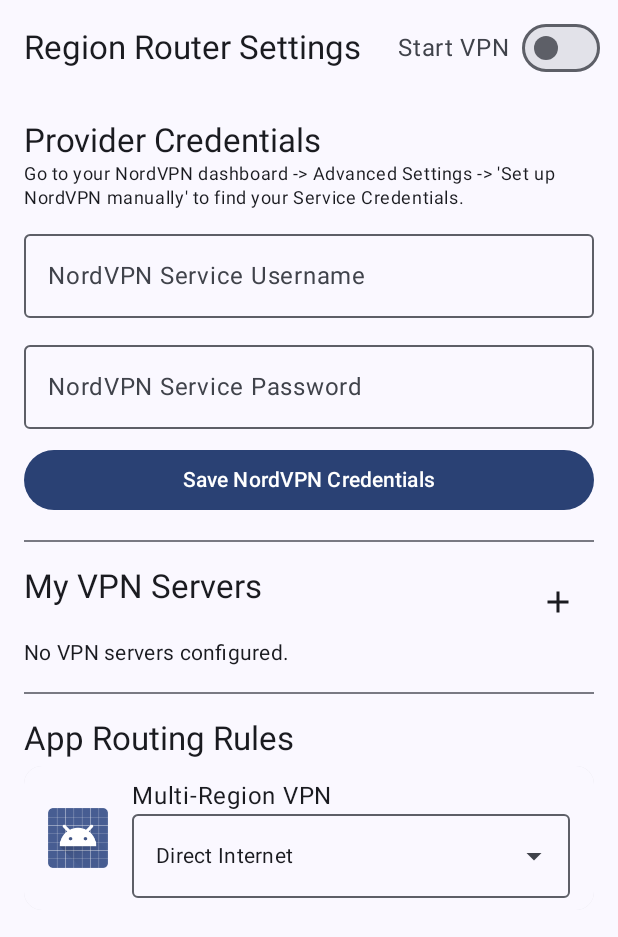
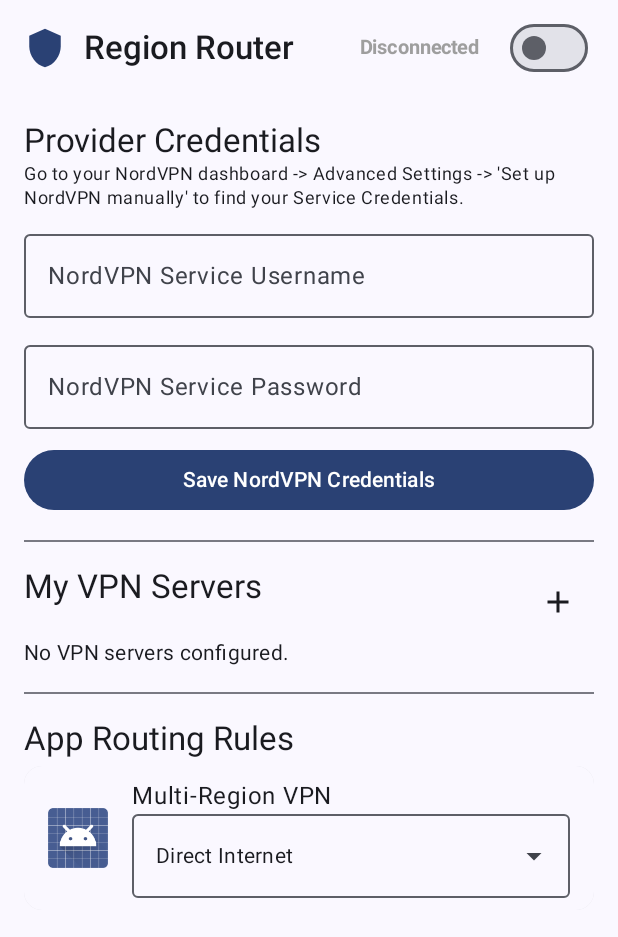
Before and after one commit to thepont/nexus-multi-vpn, an Android app built with Jetpack Compose: the composable SettingsScreen shown on its own in the app's theme, on a phone screen of 412 x 824 dp. Shown: the top 937 px of the screen. Run offline under Robolectric (Android 15) with nearby library versions, the phone set to English and light mode, and no system bars; our stand-ins replace Dagger/Hilt's generated code, Room's generated code.

Commit message:
feat: Add professional NOC-style header bar with status
HEADER BAR V2 (Network Operations Center Style):
Replaced prototype toggle switch with professional persistent header.

NEW COMPONENT:
✅ VpnHeaderBar.kt (135 lines)
   - App icon + name (Shield icon, "Region Router")
   - Dynamic status text with color coding:
     • Protected (Green)
     • Connecting (Blue)
     • Disconnected (Gray)
     • Error (Red)
   - Data rate display (12.5 MB/s format, monospace font)
   - Compact toggle switch (32dp height)
   - Material 3 design

STATUS TRACKING:
✅ VpnStatus enum (4 states)
✅ ViewModel tracks vpnStatus + dataRateMbps
✅ Auto-updates on start/stop/error
✅ Animated color transitions

UI IMPROVEMENTS:
✅ Replaced old TopAppBar with VpnHeaderBar
✅ Status always visible (no need to scroll)
✅ Professional monospace font for data rate
✅ Material Symbols (Filled) for icons
✅ Responsive layout

BEHAVIOR:
- Start VPN → Status: CONNECTING (blue) → PROTECTED (green)
- Stop VPN → Status: DISCONNECTED (gray)
- Error → Status: ERROR (red)
- Data rate shown only when PROTECTED

INSTALLED TO PIXEL: ✅
Device: 18311FDF600EVG
Status: Installed successfully

NEXT STEPS:
- Add real data rate calculation
- Add tunnel count indicator
- Improve status animations

```diff
--- /dev/null
+++ b/app/src/main/java/com/multiregionvpn/ui/components/VpnHeaderBar.kt
@@ -0,0 +1,133 @@
+package com.multiregionvpn.ui.components
+
+import androidx.compose.animation.animateColorAsState
+import androidx.compose.foundation.background
+import androidx.compose.foundation.layout.*
+import androidx.compose.material.icons.Icons
+import androidx.compose.material.icons.filled.Shield
+import androidx.compose.material3.*
+import androidx.compose.runtime.Composable
+import androidx.compose.runtime.getValue
+import androidx.compose.ui.Alignment
+import androidx.compose.ui.Modifier
+import androidx.compose.ui.graphics.Color
+import androidx.compose.ui.text.font.FontFamily
+import androidx.compose.ui.text.font.FontWeight
+import androidx.compose.ui.unit.dp
+import androidx.compose.ui.unit.sp
+
+/**
+ * Professional VPN Header Bar (NOC Style)
+ *
+ * Persistent header showing VPN status, data rate, and quick toggle.
+ * Designed for "Network Operations Center" aesthetics.
+ */
+@OptIn(ExperimentalMaterial3Api::class)
+@Composable
+fun VpnHeaderBar(
+    isVpnRunning: Boolean,
+    status: VpnStatus,
+    dataRateMbps: Double = 0.0,
+    onToggleVpn: (Boolean) -> Unit,
+    modifier: Modifier = Modifier
+) {
+    // Animate status color
+    val statusColor by animateColorAsState(
+        targetValue = when (status) {
+            VpnStatus.PROTECTED -> Color(0xFF4CAF50)  // Green
+            VpnStatus.CONNECTING -> Color(0xFF2196F3) // Blue
+            VpnStatus.DISCONNECTED -> Color(0xFF9E9E9E) // Gray
+            VpnStatus.ERROR -> Color(0xFFF44336) // Red
+        },
+        label = "statusColor"
+    )
+
+    TopAppBar(
+        modifier = modifier,
+        title = {
+            Row(
+                verticalAlignment = Alignment.CenterVertically,
+                horizontalArrangement = Arrangement.spacedBy(12.dp)
+            ) {
+                // App icon
+                Icon(
+                    imageVector = Icons.Filled.Shield,
+                    contentDescription = "VPN Router",
+                    tint = MaterialTheme.colorScheme.primary,
+                    modifier = Modifier.size(28.dp)
+                )
+
+                // App name
+                Text(
+                    text = "Region Router",
+                    style = MaterialTheme.typography.titleLarge,
+                    fontWeight = FontWeight.SemiBold
+                )
+            }
+        },
+        actions = {
+            Row(
+                horizontalArrangement = Arrangement.spacedBy(12.dp),
+                verticalAlignment = Alignment.CenterVertically,
+                modifier = Modifier.padding(end = 16.dp)
+            ) {
+                // Status indicator with data rate
+                Column(
+                    horizontalAlignment = Alignment.End,
+                    modifier = Modifier.padding(end = 8.dp)
+                ) {
+                    // Status text
+                    Text(
+                        text = status.displayText,
+                        style = MaterialTheme.typography.labelLarge.copy(
+                            fontWeight = FontWeight.Bold,
+                            fontSize = 13.sp
+                        ),
+                        color = statusColor
+                    )
+
+                    // Data rate (only show when protected)
+                    if (status == VpnStatus.PROTECTED && dataRateMbps > 0.0) {
+                        Text(
+                            text = String.format("%.1f MB/s", dataRateMbps),
+                            style = MaterialTheme.typography.labelSmall.copy(
+                                fontFamily = FontFamily.Monospace,
+                                fontSize = 11.sp
+                            ),
+                            color = MaterialTheme.colorScheme.onSurfaceVariant
+                        )
+                    } else if (status == VpnStatus.CONNECTING) {
+                        Text(
+                            text = "Initializing...",
+                            style = MaterialTheme.typography.labelSmall.copy(
+                                fontSize = 11.sp
+                            ),
+                            color = MaterialTheme.colorScheme.onSurfaceVariant
+                        )
+                    }
+                }
+
+                // Compact toggle switch
+                Switch(
+                    checked = isVpnRunning,
+                    onCheckedChange = onToggleVpn,
+                    modifier = Modifier.height(32.dp)
+                )
+            }
+        },
+        colors = TopAppBarDefaults.topAppBarColors(
+            containerColor = MaterialTheme.colorScheme.surface,
+            titleContentColor = MaterialTheme.colorScheme.onSurface
+        )
+    )
+}
+
+/**
+ * VPN Status States
+ */
+enum class VpnStatus(val displayText: String) {
+    PROTECTED("Protected"),
+    CONNECTING("Connecting"),
+    DISCONNECTED("Disconnected"),
+    ERROR("Error")
+}
--- a/app/src/main/java/com/multiregionvpn/ui/settings/SettingsScreen.kt
+++ b/app/src/main/java/com/multiregionvpn/ui/settings/SettingsScreen.kt
@@ -44,6 +44,7 @@ import com.multiregionvpn.ui.settings.composables.AppRuleSection
 import com.multiregionvpn.ui.settings.composables.ProviderCredentialsSection
 import com.multiregionvpn.ui.settings.composables.VpnConfigSection
 import com.multiregionvpn.core.VpnError
+import com.multiregionvpn.ui.components.VpnHeaderBar
 
 @OptIn(ExperimentalMaterial3Api::class)
 @Composable
@@ -99,19 +100,12 @@ fun SettingsScreen(
     Scaffold(
         snackbarHost = { SnackbarHost(hostState = snackbarHostState) },
         topBar = {
-            TopAppBar(
-                title = { Text("Region Router Settings") },
-                actions = {
-                    Row(
-                        horizontalArrangement = Arrangement.spacedBy(8.dp),
-                        verticalAlignment = Alignment.CenterVertically,
-                        modifier = Modifier.padding(end = 8.dp)
-                    ) {
-                        Text("Start VPN")
-                        Switch(
-                            checked = uiState.isVpnRunning,
-                            onCheckedChange = {
-                                if (it) {
+            VpnHeaderBar(
+                isVpnRunning = uiState.isVpnRunning,
+                status = uiState.vpnStatus,
+                dataRateMbps = uiState.dataRateMbps,
+                onToggleVpn = { enabled ->
+                    if (enabled) {
                         val intent = VpnService.prepare(context)
                         if (intent != null) {
                             vpnPermissionLauncher.launch(intent)
@@ -120,10 +114,6 @@ fun SettingsScreen(
                         }
                     } else {
                         viewModel.stopVpn(context)
-                                }
-                            },
-                            modifier = Modifier.testTag("start_service_toggle")
-                        )
                     }
                 }
             )
```
Also changed, not shown: app/src/main/java/com/multiregionvpn/ui/settings/SettingsViewModel.kt (+32 -7 lines). Lines whose indentation alone changed are shown as unchanged.
